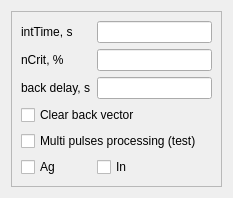
First picture: the form in processing.ui, repository goodvin360/pivn_app, before the edit.
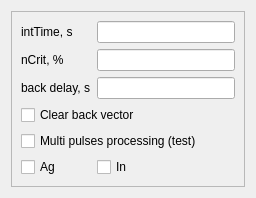
Second picture: the form after the edit.

Diff of the .ui file:
```diff
--- a/processing.ui
+++ b/processing.ui
@@ -6,7 +6,7 @@
    <rect>
     <x>0</x>
     <y>0</y>
-    <width>233</width>
+    <width>256</width>
     <height>179</height>
    </rect>
   </property>
```
